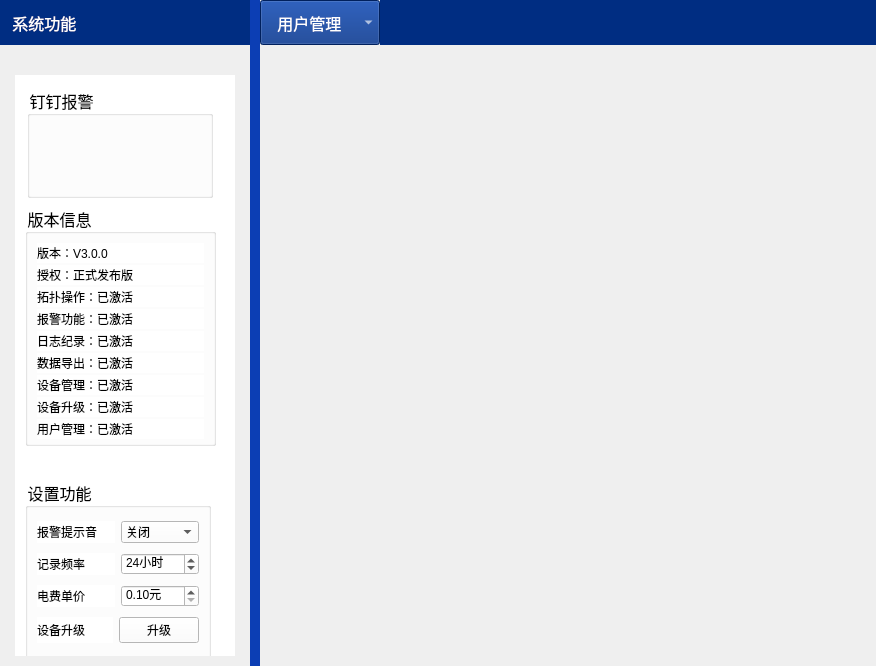
ChinaClever/CleverManagerV3, file CleverManagerV3/setups/setup_mainwid.ui: the form before one commit.
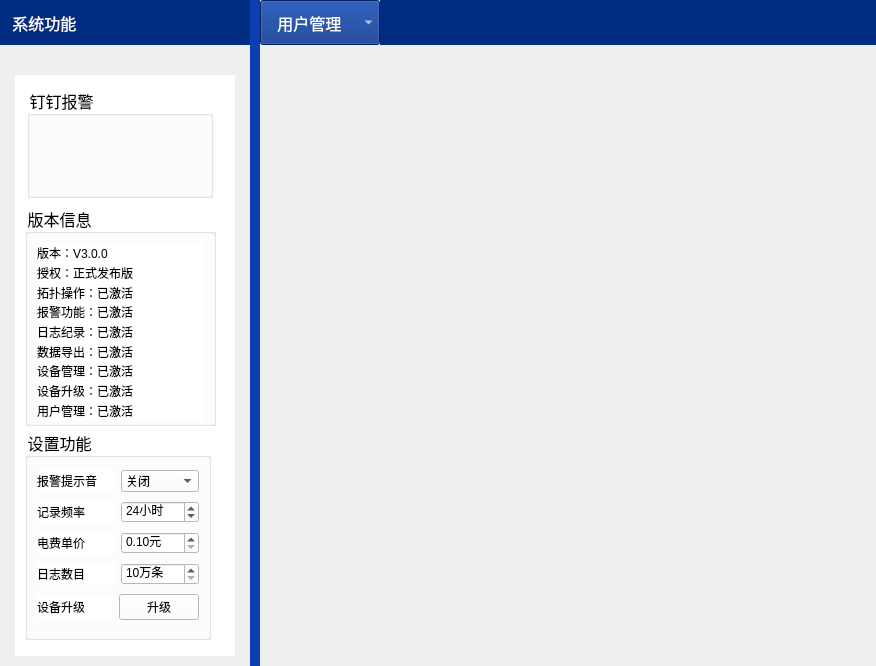
The form after the commit.

Commit message: 日志数目支持修改

Patch:
```diff
--- a/CleverManagerV3/setups/setup_mainwid.ui
+++ b/CleverManagerV3/setups/setup_mainwid.ui
@@ -111,9 +111,9 @@
            <property name="geometry">
             <rect>
              <x>10</x>
-             <y>404</y>
+             <y>354</y>
              <width>186</width>
-             <height>181</height>
+             <height>211</height>
             </rect>
            </property>
            <property name="font">
@@ -206,6 +206,27 @@
              </layout>
             </item>
             <item row="3" column="0">
+             <layout class="QHBoxLayout" name="horizontalLayout_6">
+              <item>
+               <widget class="QLabel" name="label_15">
+                <property name="text">
+                 <string>日志数目</string>
+                </property>
+               </widget>
+              </item>
+              <item>
+               <widget class="QSpinBox" name="logCountSpin">
+                <property name="suffix">
+                 <string>万条</string>
+                </property>
+                <property name="minimum">
+                 <number>10</number>
+                </property>
+               </widget>
+              </item>
+             </layout>
+            </item>
+            <item row="4" column="0">
              <layout class="QHBoxLayout" name="horizontalLayout_4">
               <item>
                <widget class="QLabel" name="label_12">
@@ -234,7 +255,7 @@
              <x>10</x>
              <y>130</y>
              <width>191</width>
-             <height>241</height>
+             <height>221</height>
             </rect>
            </property>
            <property name="font">
```
The commit also changes 2 other files.
